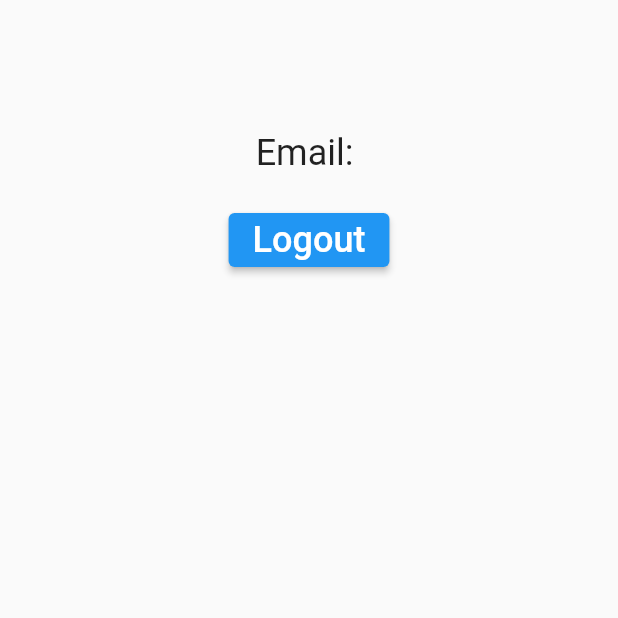
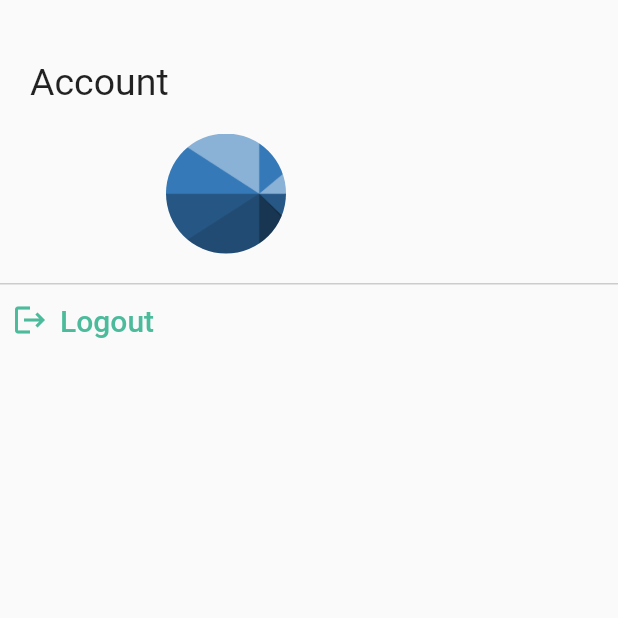
Before and after one commit to charishma-abburi/splitwise_app_replica, a Flutter app: the AccountPage screen opened directly, on a phone screen of 412 x 824 dp, the top half of it. Run offline on Flutter 3.47's test engine with Material 2 defaults, Android fonts, the phone set to English and light mode, and no system bars; our stand-ins replace cloud_firestore, email_validator, firebase_auth, firebase_core, firebase_messaging, fluttertoast and 2 more; missing offline and left inert: flutter_sms, mailer; accounts and stored records are empty.

Commit message:
Accounts page

```diff
--- a/lib/src/account_page.dart
+++ b/lib/src/account_page.dart
@@ -1,3 +1,4 @@
+import 'package:splitwise_app_replica/constants.dart';
 import 'package:splitwise_app_replica/services/database.dart';
 import 'package:firebase_auth/firebase_auth.dart';
 import 'package:flutter/material.dart';
@@ -20,29 +21,86 @@ class _AccountPageState extends State<AccountPage> {
   @override
   Widget build(BuildContext context) {
     return Scaffold(
-      body: Padding(
-        padding: const EdgeInsets.fromLTRB(10, 40, 10, 0),
+      body: SafeArea(
+        child: Padding(
+          padding: const EdgeInsets.fromLTRB(0.0, 40, 0.0, 0),
           child: Column(
             children: [
-            Center(
-              child:
-              Text(username.toString(), style: TextStyle(fontSize: 24)),
+              Padding(
+                padding: const EdgeInsets.fromLTRB(20.0, 0, 0, 20),
+                child: Row(
+                  mainAxisAlignment: MainAxisAlignment.start,
+                  children: const [
+                    Text("Account", style: TextStyle( fontSize: 25.0),),
+                  ],
                 ),
-            SizedBox(height: 20),
-            Center(
-              child:
-              Text('Email: $email', style: TextStyle(fontSize: 24)),
               ),
-            SizedBox(height: 20),
-            Center(
-              child: ElevatedButton(
+              Column(
+                children: [
+                  Container(
+                    decoration: const BoxDecoration(
+                      border: Border(
+                        bottom: BorderSide(
+                          width: 0.5,
+                          color: Colors.grey
+                        )
+                      )
+                    ),
+                    child: Padding(
+                      padding: const EdgeInsets.fromLTRB(0.0, 0.0, 0.0, 20.0),
+                      child: Row(
+                        mainAxisAlignment: MainAxisAlignment.spaceEvenly,
+                        children: [
+                          ClipRRect(
+                            borderRadius: BorderRadius.circular(40),
+                            child: Image.asset(
+                              "assets/pf.png",
+                              height: 80.0,
+                            ),
+                          ),
+                          Column(
+                            children: [
+                              Text(
+                                username.toString(),
+                                style: const TextStyle(
+                                  fontSize: 20.0
+                                )
+                              ),
+                              Text(
+                                email.toString(),
+                                style: const TextStyle(
+                                    fontSize: 15.0
+                                )
+                              ),
+                            ],
+                          )
+                        ],
+                      ),
+                    ),
+                  ),
+
+                  Container(
+                    width: double.infinity,
+                    child: TextButton.icon(
+                      style: TextButton.styleFrom(
+                        alignment: Alignment.centerLeft
+                      ),
                       onPressed: () async {
                         await _auth.signOut();
                       },
-                child: const Text('Logout', style: TextStyle(fontSize: 24)),
+                      label: const Text('Logout', style: TextStyle(fontSize: 20, color: colorTheme)),
+                      icon: const Icon(
+                        Icons.logout,
+                        color: colorTheme,
+                      ),
                     ),
                   )
                 ],
+              ),
+
+
+            ],
+          ),
         ),
       ),
     );
--- a/pubspec.yaml
+++ b/pubspec.yaml
@@ -98,6 +98,7 @@ flutter:
     - assets/logos/sw.png
     - assets/google-logo.png
     - assets/logos/sw-wide.png
+    - assets/pf.png
   #   - images/a_dot_ham.jpeg
 
   # An image asset can refer to one or more resolution-specific "variants", see
```
Also changed, not shown: assets/pf.png (added), 1 other file. Lines whose indentation alone changed are shown as unchanged.
